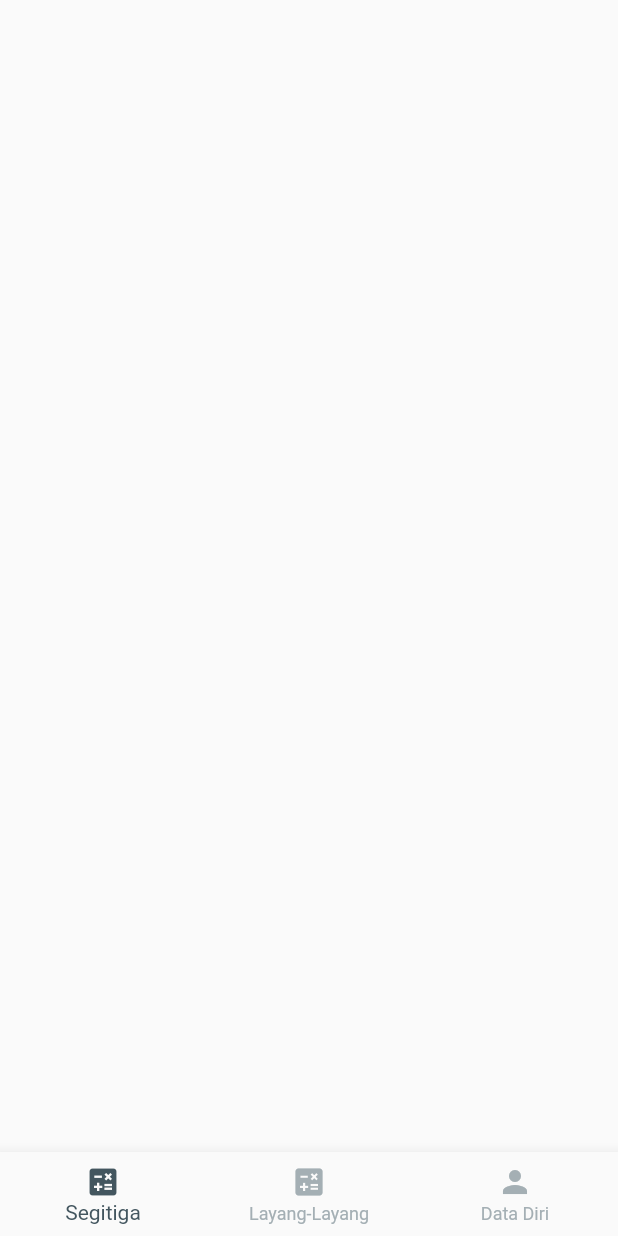
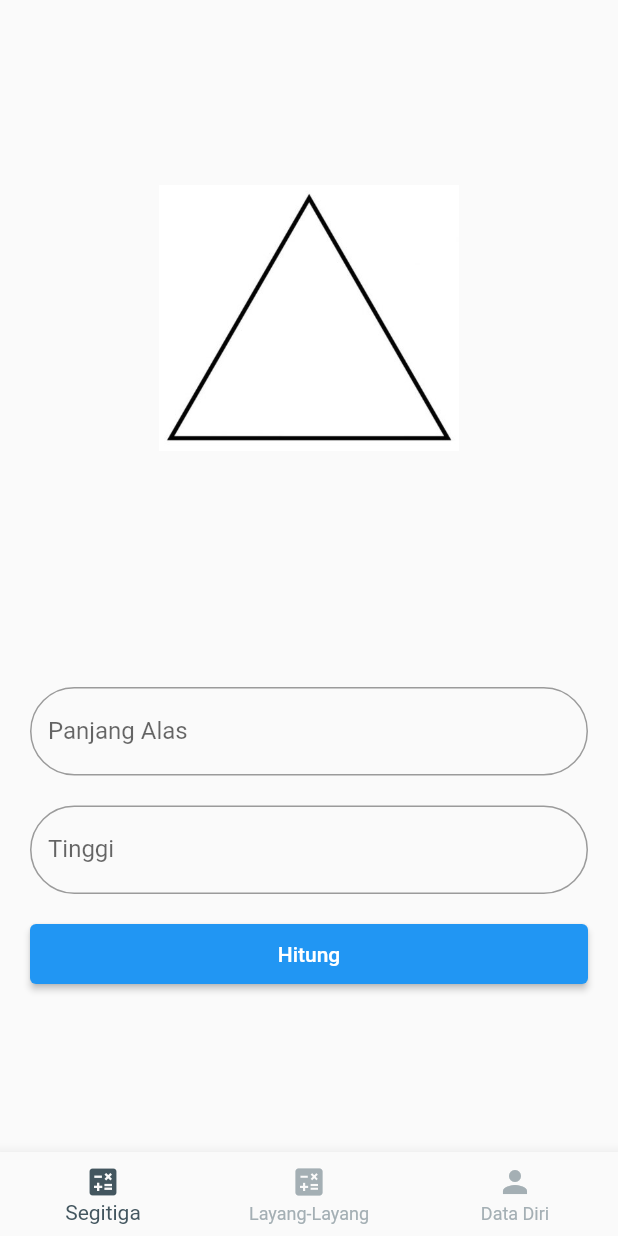
Before and after one commit to mendekam/matkul-tpm, a Flutter app: the screen it shows after launch, on a phone screen of 412 x 824 dp. Run offline on Flutter 3.47's test engine with Material 2 defaults, Android fonts, the light colour scheme and no system bars.

Commit message:
luas segitiga dan layanglayang

```diff
--- a/kuis1/lib/main.dart
+++ b/kuis1/lib/main.dart
@@ -12,6 +12,7 @@ class MyApp extends StatelessWidget {
   @override
   Widget build(BuildContext context) {
     return const MaterialApp(
+      debugShowCheckedModeBanner: false,
       home: BottomNavigation(),
     );
   }
--- a/kuis1/lib/pages/datadiri.dart
+++ b/kuis1/lib/pages/datadiri.dart
@@ -1,3 +1,4 @@
+import 'package:flutter/material.dart';
 import 'package:flutter/src/widgets/framework.dart';
 import 'package:flutter/src/widgets/placeholder.dart';
 
@@ -6,6 +7,8 @@ class DataDiri extends StatelessWidget {
 
   @override
   Widget build(BuildContext context) {
-    return const Placeholder();
+    return Scaffold(
+
+    );
   }
 }
--- a/kuis1/lib/pages/menu_segitiga.dart
+++ b/kuis1/lib/pages/menu_segitiga.dart
@@ -10,10 +10,76 @@ class MenuSegitiga extends StatefulWidget {
 }
 
 class _MenuSegitigaState extends State<MenuSegitiga> {
+  final TextEditingController widthController = TextEditingController();
+  final TextEditingController heightController = TextEditingController();
+  String hasil = "";
+  double width = 0;
+  double height = 0;
+
   @override
   Widget build(BuildContext context) {
     return Scaffold(
-
+      body: Center(
+        child: Column(
+            crossAxisAlignment: CrossAxisAlignment.center,
+            mainAxisAlignment: MainAxisAlignment.center,
+            children: <Widget>[
+              Container(
+                padding: const EdgeInsets.fromLTRB(20, 20, 20, 70),
+                child: Image.asset('assets/segitiga.jpg', height: 200, width: 200,),
+              ),
+              Container(
+                padding: const EdgeInsets.all(20),
+                child: Text(hasil),
+              ),
+              Container(
+                padding: const EdgeInsets.fromLTRB(20, 20, 20, 0),
+                child: TextField(
+                  controller: widthController,
+                  decoration: InputDecoration(
+                    border: OutlineInputBorder(
+                      borderRadius: BorderRadius.circular(90.0),
+                    ),
+                    labelText: 'Panjang Alas',
+                  ),
+                ),
+              ),
+              Container(
+                padding: const EdgeInsets.fromLTRB(20, 20, 20, 0),
+                child: TextField(
+                  controller: heightController,
+                  decoration: InputDecoration(
+                    border: OutlineInputBorder(
+                      borderRadius: BorderRadius.circular(90.0),
+                    ),
+                    labelText: 'Tinggi',
+                  ),
+                ),
+              ),
+              Container(
+                  height: 80,
+                  padding: const EdgeInsets.all(20),
+                  child: ElevatedButton(
+                    style: ElevatedButton.styleFrom(
+                      minimumSize: const Size.fromHeight(50),
+                    ),
+                    child: const Text('Hitung'),
+                    onPressed: luasSegitiga,
+                  )),
+            ]),
+      ),
     );
   }
+
+  void luasSegitiga() {
+    double luas;
+    width = double.parse(widthController.text);
+    height = double.parse(heightController.text);
+
+    luas = height * width / 2;
+
+    setState(() {
+      hasil = luas.toString();
+    });
+  }
 }
--- a/kuis1/pubspec.yaml
+++ b/kuis1/pubspec.yaml
@@ -58,6 +58,8 @@ flutter:
   # the material Icons class.
   uses-material-design: true
 
+  assets:
+    - assets/
   # To add assets to your application, add an assets section, like this:
   # assets:
   #   - images/a_dot_burr.jpeg
```
Also changed, not shown: kuis1/lib/pages/menu_layanglayang.dart (+68 -2 lines), kuis1/assets/layanglayang.jpg (added), kuis1/assets/segitiga.jpg (added).
